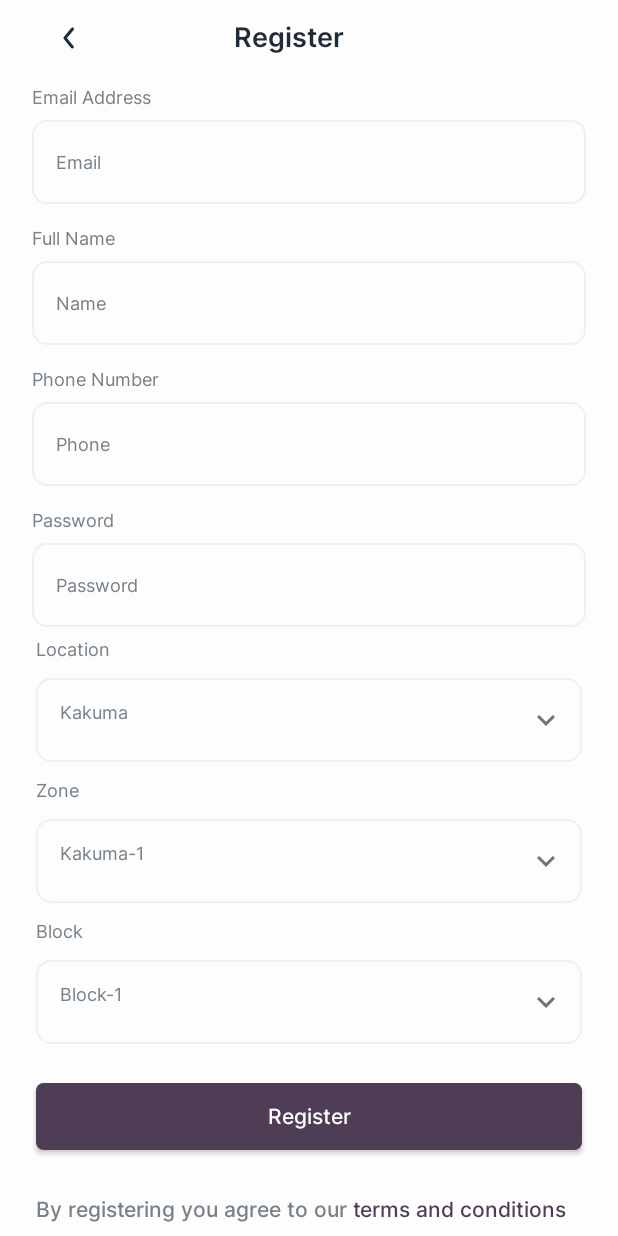
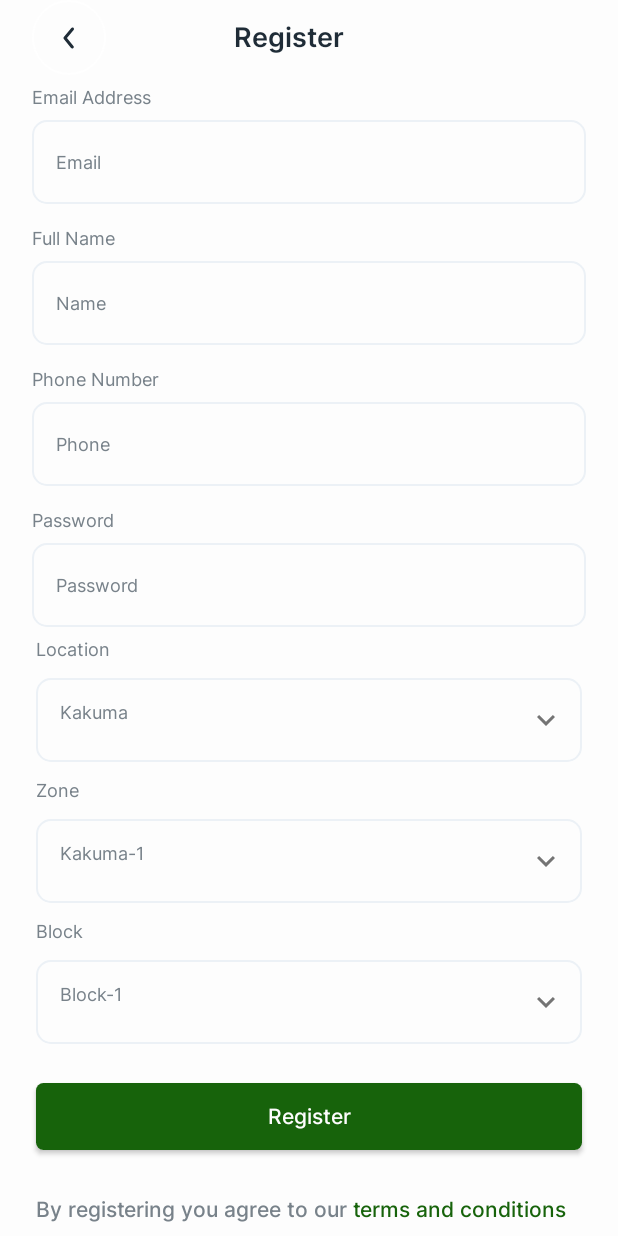
Before and after one commit to AlexMasinde/takanimali, an Android app built with Jetpack Compose: the screen it shows after launch (MainActivity), after a tap on an icon or button, on a phone screen of 412 x 824 dp. Run offline under Robolectric (Android 15) with nearby library versions, the phone set to English and light mode, and no system bars; our stand-ins replace Dagger/Hilt's generated code, Room's generated code, accompanist; 2 other taps on this screen came first.

Commit message:
changed color and logo alongside minor bug fixes

```diff
--- a/app/build.gradle
+++ b/app/build.gradle
@@ -21,8 +21,8 @@ android {
         applicationId "com.dca.takanimali"
         minSdk 21
         targetSdk 32
-        versionCode 1
-        versionName "1.0"
+        versionCode 4
+        versionName "3.1"
 
         testInstrumentationRunner "androidx.test.runner.AndroidJUnitRunner"
         vectorDrawables {
--- a/app/src/main/java/com/dca/takanimali/model/ZoneListItem.kt
+++ b/app/src/main/java/com/dca/takanimali/model/ZoneListItem.kt
@@ -5,7 +5,7 @@ sealed class ZoneListItem(val id: Int, val name:String, val location_id: Int) {
     object KakumaTwo: ZoneListItem(2, "Kakuma-2", 1)
     object KakumaThree: ZoneListItem(3, "Kakuma-3", 1)
     object KakumaFour: ZoneListItem(4, "Kakuma-4", 1)
-    object VillageOne: ZoneListItem(4, "Village-1", 2)
-    object VillageTwo: ZoneListItem(4, "Village-2", 2)
-    object VillageThree: ZoneListItem(4, "Village-3", 2)
+    object VillageOne: ZoneListItem(5, "Village-1", 2)
+    object VillageTwo: ZoneListItem(6, "Village-2", 2)
+    object VillageThree: ZoneListItem(7, "Village-3", 2)
 }
--- a/app/src/main/java/com/dca/takanimali/ui/auth/AuthViewModel.kt
+++ b/app/src/main/java/com/dca/takanimali/ui/auth/AuthViewModel.kt
@@ -56,7 +56,7 @@ class AuthViewModel @Inject constructor(
     //Commence login
     fun login() {
         _loginUiState.update { currentState ->
-            currentState.copy(loginNetworkError = false, IOAuthError = null)
+            currentState.copy(loginNetworkError = false, IOAuthError = null, HTTPAuthError = null)
         }
         val email = loginFormState.value.email
         val password = loginFormState.value.password
@@ -115,7 +115,6 @@ class AuthViewModel @Inject constructor(
                 userState = NO_USER
             }
         }
-
     }
 
 
--- a/app/src/main/java/com/dca/takanimali/ui/collection/components/CollectionListItem.kt
+++ b/app/src/main/java/com/dca/takanimali/ui/collection/components/CollectionListItem.kt
@@ -28,7 +28,7 @@ fun CollectionListItem(collectionItem: CollectionItem, modifier: Modifier = Modi
     val weightToString = collectionItem.quantity.toString()
     val weight = collectionItem.quantity
     val unit = if(weight!! > 1) "Kgs" else "Kg"
-    val weightText = "$weightToString Kg(s)"
+    val weightText = "$weightToString $unit"
     val date = Instant.parse(collectionItem.date)
     val zonedDate = date.atZone(ZoneId.of("Africa/Nairobi"))
     val dateToDisplay = DateTimeFormatter.ofPattern("dd MMM, yyyy").format(zonedDate)
--- a/app/src/main/java/com/dca/takanimali/ui/home/components/Header.kt
+++ b/app/src/main/java/com/dca/takanimali/ui/home/components/Header.kt
@@ -28,7 +28,7 @@ fun Header(name: String?, modifier: Modifier = Modifier) {
     ) {
         Box(
             modifier
-                .background(color = LightBackground, shape = CircleShape)
+                .background(color = Primary, shape = CircleShape)
                 .height(48.dp)
                 .width(48.dp),
             contentAlignment = Alignment.Center,
--- a/app/src/main/java/com/dca/takanimali/ui/points/PointsScreenContent.kt
+++ b/app/src/main/java/com/dca/takanimali/ui/points/PointsScreenContent.kt
@@ -64,7 +64,7 @@ fun PointsScreenContent(
 
     val availablePoints = pointsTotal.details?.total_unredeemed_points
 
-    val noPointsAvailable = availablePoints?.toInt() == 0 || availablePoints == null
+    val noPointsAvailable = availablePoints == 0F || availablePoints == null
     val showMessage = noPointsAvailable && !redeemHistoryAvailable
 
     var refreshing by remember { mutableStateOf(false) }
--- a/app/src/main/java/com/dca/takanimali/ui/points/PointsViewModel.kt
+++ b/app/src/main/java/com/dca/takanimali/ui/points/PointsViewModel.kt
@@ -67,7 +67,7 @@ class PointsViewModel @Inject constructor(
 
     fun redeemPoints() {
         val availablePoints = pointsTotal.value.details?.total_unredeemed_points
-        if (availablePoints?.toInt() == 0 || availablePoints == null) {
+        if (availablePoints == 0F || availablePoints == null) {
             redeemError.value = "You do not have points to redeem"
             return
         }
--- a/app/src/main/java/com/dca/takanimali/ui/theme/Color.kt
+++ b/app/src/main/java/com/dca/takanimali/ui/theme/Color.kt
@@ -5,7 +5,7 @@ import androidx.compose.ui.graphics.Color
 
 val Grey = Color(0xffFDFDFD)
 val Red = Color(0xffff0200)
-val Primary = Color(0xff4F3D56)
+val Primary = Color(0xff17630b)
 val HeadingTextColor = Color(0xff1F2C37)
 val SecondaryTextColor = Color(0xff78828A)
 val ProfileHeadingColor = Color(0xff9CA4AB)
--- a/app/src/main/res/drawable/home_collect.xml
+++ b/app/src/main/res/drawable/home_collect.xml
@@ -5,8 +5,8 @@
     android:viewportHeight="48">
   <path
       android:pathData="M12,0L36,0A12,12 0,0 1,48 12L48,36A12,12 0,0 1,36 48L12,48A12,12 0,0 1,0 36L0,12A12,12 0,0 1,12 0z"
-      android:fillColor="#E2E0E4"/>
+      android:fillColor="#C5DA74"/>
   <path
       android:pathData="M28.191,14C31.28,14 33,15.78 33,18.83V29.16C33,32.26 31.28,34 28.191,34H19.81C16.77,34 15,32.26 15,29.16V18.83C15,15.78 16.77,14 19.81,14H28.191ZM20.08,27.74C19.78,27.71 19.49,27.85 19.33,28.11C19.17,28.36 19.17,28.69 19.33,28.95C19.49,29.2 19.78,29.35 20.08,29.31H27.92C28.319,29.27 28.62,28.929 28.62,28.53C28.62,28.12 28.319,27.78 27.92,27.74H20.08ZM27.92,23.179H20.08C19.649,23.179 19.3,23.53 19.3,23.96C19.3,24.39 19.649,24.74 20.08,24.74H27.92C28.35,24.74 28.7,24.39 28.7,23.96C28.7,23.53 28.35,23.179 27.92,23.179ZM23.069,18.65H20.08V18.66C19.649,18.66 19.3,19.01 19.3,19.44C19.3,19.87 19.649,20.22 20.08,20.22H23.069C23.5,20.22 23.85,19.87 23.85,19.429C23.85,19 23.5,18.65 23.069,18.65Z"
-      android:fillColor="#4F3D56"/>
+      android:fillColor="#17630B"/>
 </vector>
--- a/app/src/main/res/drawable/home_data.xml
+++ b/app/src/main/res/drawable/home_data.xml
@@ -5,8 +5,8 @@
     android:viewportHeight="48">
   <path
       android:pathData="M12,0L36,0A12,12 0,0 1,48 12L48,36A12,12 0,0 1,36 48L12,48A12,12 0,0 1,0 36L0,12A12,12 0,0 1,12 0z"
-      android:fillColor="#E2E0E4"/>
+      android:fillColor="#C5DA74"/>
   <path
       android:pathData="M28.669,13C32.07,13 33.99,14.929 34,18.33V27.67C34,31.07 32.07,33 28.669,33H19.33C15.929,33 14,31.07 14,27.67V18.33C14,14.929 15.929,13 19.33,13H28.669ZM24.5,17.13C24.219,16.96 23.879,16.96 23.61,17.13C23.339,17.299 23.19,17.61 23.219,17.92V28.11C23.27,28.54 23.629,28.86 24.049,28.86C24.48,28.86 24.839,28.54 24.879,28.11V17.92C24.919,17.61 24.77,17.299 24.5,17.13ZM19.83,20.41C19.56,20.24 19.219,20.24 18.95,20.41C18.679,20.58 18.53,20.889 18.56,21.2V28.11C18.599,28.54 18.959,28.86 19.389,28.86C19.82,28.86 20.179,28.54 20.219,28.11V21.2C20.25,20.889 20.099,20.58 19.83,20.41ZM29.089,24.04C28.82,23.87 28.48,23.87 28.2,24.04C27.929,24.21 27.78,24.509 27.82,24.83V28.11C27.86,28.54 28.219,28.86 28.65,28.86C29.07,28.86 29.429,28.54 29.48,28.11V24.83C29.509,24.509 29.36,24.21 29.089,24.04Z"
-      android:fillColor="#4F3D56"/>
+      android:fillColor="#17630B"/>
 </vector>
--- a/app/src/main/res/drawable/home_points.xml
+++ b/app/src/main/res/drawable/home_points.xml
@@ -5,8 +5,8 @@
     android:viewportHeight="48">
   <path
       android:pathData="M12,0L36,0A12,12 0,0 1,48 12L48,36A12,12 0,0 1,36 48L12,48A12,12 0,0 1,0 36L0,12A12,12 0,0 1,12 0z"
-      android:fillColor="#E2E0E4"/>
+      android:fillColor="#C5DA74"/>
   <path
       android:pathData="M28.516,15C31.964,15 34,16.985 34,20.382H29.769V20.417C27.805,20.417 26.213,21.969 26.213,23.883C26.213,25.798 27.805,27.35 29.769,27.35H34V27.662C34,31.015 31.964,33 28.516,33H19.484C16.036,33 14,31.015 14,27.662V20.338C14,16.985 16.036,15 19.484,15H28.516ZM33.253,21.872C33.666,21.872 34,22.198 34,22.6V25.131C33.995,25.531 33.664,25.854 33.253,25.859H29.849C28.855,25.872 27.986,25.208 27.76,24.264C27.647,23.678 27.806,23.074 28.193,22.612C28.58,22.151 29.157,21.88 29.769,21.872H33.253ZM30.249,23.042H29.92C29.718,23.04 29.524,23.117 29.38,23.255C29.236,23.393 29.156,23.582 29.156,23.779C29.156,24.192 29.496,24.528 29.92,24.533H30.249C30.671,24.533 31.013,24.199 31.013,23.788C31.013,23.376 30.671,23.042 30.249,23.042ZM24.382,18.891H18.738C18.319,18.891 17.978,19.22 17.973,19.628C17.973,20.041 18.314,20.377 18.738,20.382H24.382C24.804,20.382 25.147,20.048 25.147,19.636C25.147,19.225 24.804,18.891 24.382,18.891Z"
-      android:fillColor="#4F3D56"/>
+      android:fillColor="#17630B"/>
 </vector>
--- a/app/src/main/res/drawable/home_profile.xml
+++ b/app/src/main/res/drawable/home_profile.xml
@@ -5,13 +5,13 @@
     android:viewportHeight="48">
   <path
       android:pathData="M12,0L36,0A12,12 0,0 1,48 12L48,36A12,12 0,0 1,36 48L12,48A12,12 0,0 1,0 36L0,12A12,12 0,0 1,12 0z"
-      android:fillColor="#E2E0E4"/>
+      android:fillColor="#C5DA74"/>
   <group>
     <clip-path
         android:pathData="M12,12h24v24h-24z"/>
     <path
         android:pathData="M29.294,19.291C29.294,22.228 26.939,24.583 24,24.583C21.062,24.583 18.706,22.228 18.706,19.291C18.706,16.354 21.062,14 24,14C26.939,14 29.294,16.354 29.294,19.291ZM24,34C19.662,34 16,33.295 16,30.575C16,27.854 19.685,27.174 24,27.174C28.339,27.174 32,27.879 32,30.599C32,33.32 28.315,34 24,34Z"
-        android:fillColor="#4F3D56"
+        android:fillColor="#17630B"
         android:fillType="evenOdd"/>
   </group>
 </vector>
--- a/app/src/main/res/drawable/home_report.xml
+++ b/app/src/main/res/drawable/home_report.xml
@@ -5,8 +5,8 @@
     android:viewportHeight="48">
   <path
       android:pathData="M12,0L36,0A12,12 0,0 1,48 12L48,36A12,12 0,0 1,36 48L12,48A12,12 0,0 1,0 36L0,12A12,12 0,0 1,12 0z"
-      android:fillColor="#E2E0E4"/>
+      android:fillColor="#C5DA74"/>
   <path
       android:pathData="M33.435,14.582C32.935,14.069 32.195,13.877 31.505,14.079L15.408,18.76C14.68,18.962 14.163,19.543 14.024,20.281C13.882,21.031 14.379,21.985 15.027,22.383L20.06,25.477C20.576,25.794 21.242,25.714 21.67,25.284L27.433,19.484C27.723,19.182 28.203,19.182 28.493,19.484C28.784,19.776 28.784,20.249 28.493,20.551L22.72,26.352C22.292,26.781 22.212,27.451 22.527,27.97L25.602,33.054C25.962,33.658 26.583,34 27.263,34C27.343,34 27.433,34 27.513,33.99C28.293,33.889 28.913,33.356 29.144,32.601L33.916,16.525C34.126,15.84 33.936,15.095 33.435,14.582Z"
-      android:fillColor="#4F3D56"/>
+      android:fillColor="#17630B"/>
 </vector>
```
Also changed, not shown: app/src/main/java/com/dca/takanimali/ui/register/RegisterViewModel.kt (+21 -6 lines).
